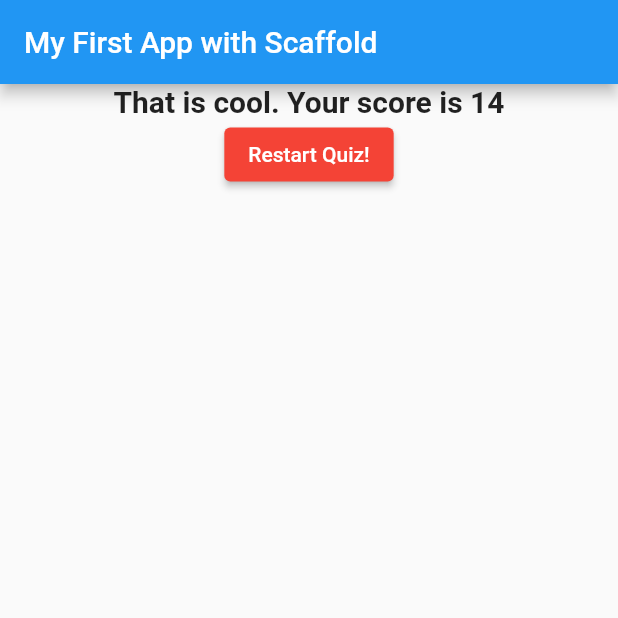
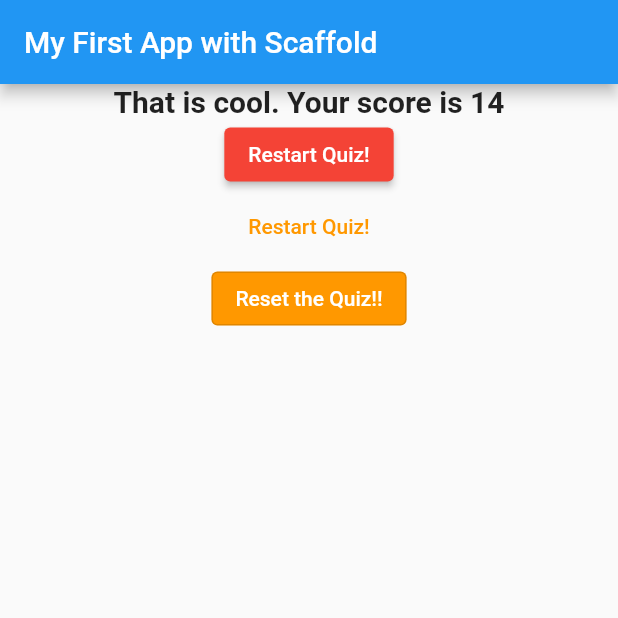
Before and after one commit to kali-dass/flutter_my_app_v2, a Flutter app: the screen it shows after launch, after a tap on "Coffee", after a tap on "Mac", on a phone screen of 412 x 824 dp, the top half of it. Run offline on Flutter 3.47's test engine with Material 2 defaults, Android fonts, the phone set to English and light mode, and no system bars; missing offline and left inert: dart:ffi.

Commit message:
3 types of button Elevated, Text and Outlines Buttons

```diff
--- a/lib/results.dart
+++ b/lib/results.dart
@@ -34,7 +34,25 @@ class Result extends StatelessWidget {
             onPressed: resetQuiz,
             child: Text('Restart Quiz!'),
             style: ButtonStyle(
-                backgroundColor: MaterialStateProperty.all(Colors.red[500])))
+              backgroundColor: MaterialStateProperty.all(Colors.red[500]),
+            )),
+        TextButton(
+          onPressed: resetQuiz,
+          child: Text('Restart Quiz!'),
+          style:
+              //TextButton.styleFrom(primary: Colors.orange)
+              ButtonStyle(
+                  foregroundColor: MaterialStateProperty.all(Colors.orange)),
+        ),
+        OutlinedButton(
+          onPressed: resetQuiz,
+          child: Text('Reset the Quiz!!'),
+          style:
+              //OutlinedButton.styleFrom(primary: Colors.orange)
+              ButtonStyle(
+                  backgroundColor: MaterialStateProperty.all(Colors.orange),
+                  foregroundColor: MaterialStateProperty.all(Colors.white)),
+        )
       ],
     );
   }
```
